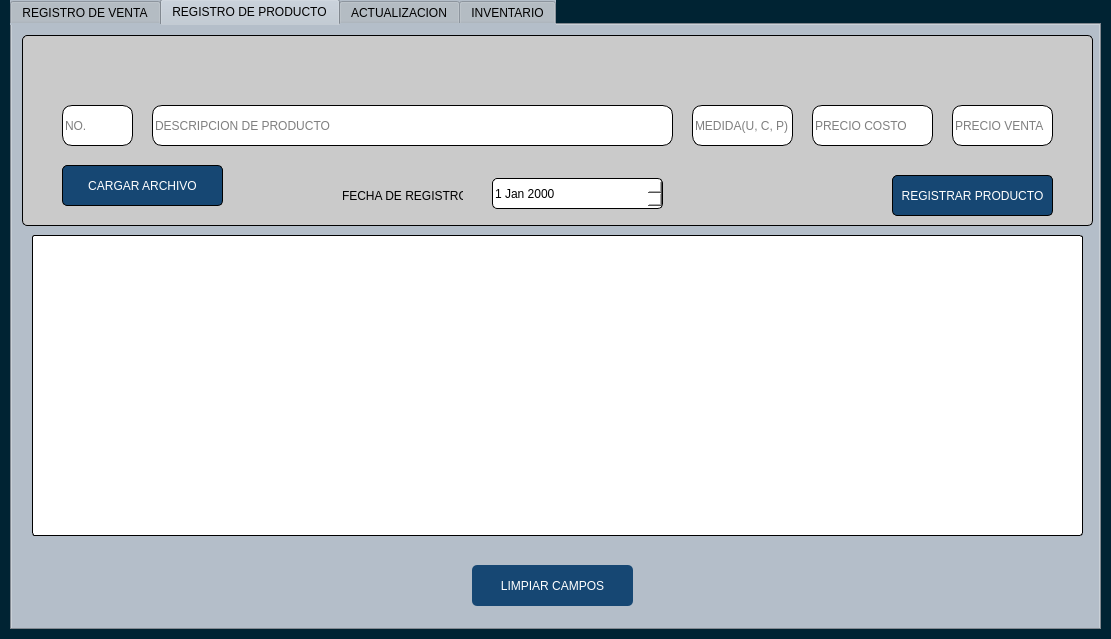
Old version of the form views/inventario.ui in the repository eldaniell01/LibreriaInventario.
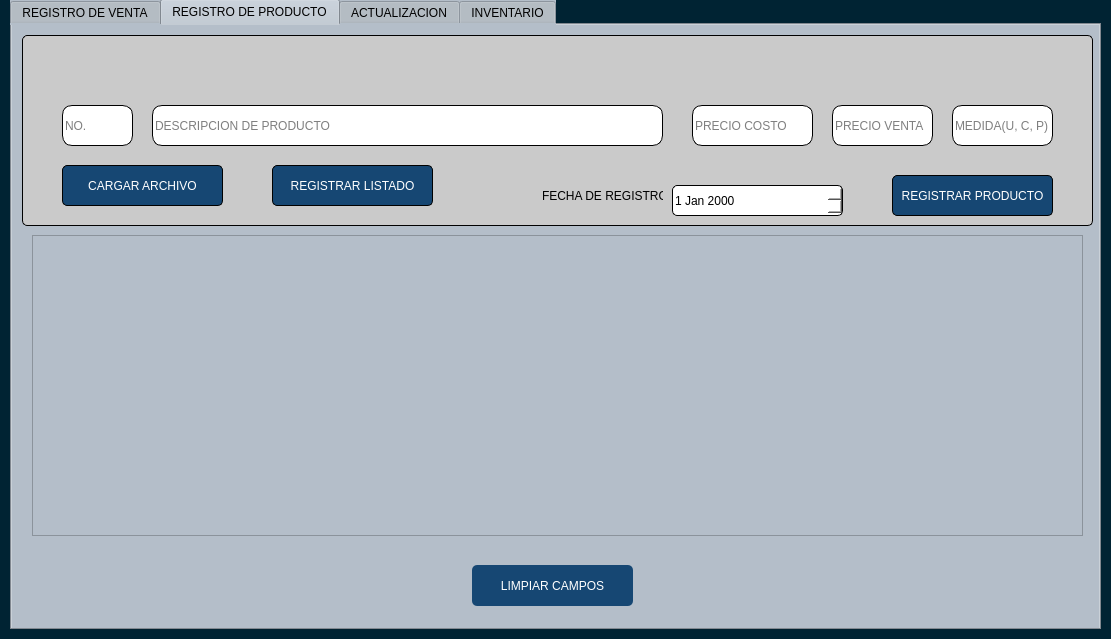
New version of the form. The open tabs and pages were chosen to show the change.

Commit message: base de datos y listado

What changed in the file:
```diff
--- a/views/inventario.ui
+++ b/views/inventario.ui
@@ -270,7 +270,7 @@
        <rect>
         <x>130</x>
         <y>70</y>
-        <width>521</width>
+        <width>511</width>
         <height>41</height>
        </rect>
       </property>
@@ -290,7 +290,7 @@
      <widget class="QLineEdit" name="textCosto">
       <property name="geometry">
        <rect>
-        <x>790</x>
+        <x>670</x>
         <y>70</y>
         <width>121</width>
         <height>41</height>
@@ -312,7 +312,7 @@
      <widget class="QLineEdit" name="textVenta">
       <property name="geometry">
        <rect>
-        <x>930</x>
+        <x>810</x>
         <y>70</y>
         <width>101</width>
         <height>41</height>
@@ -334,7 +334,7 @@
      <widget class="QLineEdit" name="textMedicion">
       <property name="geometry">
        <rect>
-        <x>670</x>
+        <x>930</x>
         <y>70</y>
         <width>101</width>
         <height>41</height>
@@ -356,8 +356,8 @@
      <widget class="QDateEdit" name="dateEdit">
       <property name="geometry">
        <rect>
-        <x>470</x>
-        <y>143</y>
+        <x>650</x>
+        <y>150</y>
         <width>171</width>
         <height>31</height>
        </rect>
@@ -370,7 +370,7 @@
      <widget class="QLabel" name="label">
       <property name="geometry">
        <rect>
-        <x>320</x>
+        <x>520</x>
         <y>150</y>
         <width>121</width>
         <height>21</height>
@@ -446,6 +446,37 @@
        <string>CARGAR ARCHIVO</string>
       </property>
      </widget>
+     <widget class="QPushButton" name="botonRListado">
+      <property name="geometry">
+       <rect>
+        <x>250</x>
+        <y>130</y>
+        <width>161</width>
+        <height>41</height>
+       </rect>
+      </property>
+      <property name="styleSheet">
+       <string notr="true">QPushButton {
+    background-color: #164773; /* Color verde */
+    color: white;
+    border-radius: 5px;
+}
+
+/* Estilo cuando el mouse pasa por encima */
+QPushButton:hover {
+    background-color: #0B2B40; /* Verde más oscuro */
+}
+
+/* Opcional: Estilo cuando se presiona */
+QPushButton:pressed {
+    background-color: #878787;
+}
+</string>
+      </property>
+      <property name="text">
+       <string>REGISTRAR LISTADO</string>
+      </property>
+     </widget>
     </widget>
     <widget class="QTableWidget" name="tablaVenta_2">
      <property name="geometry">
@@ -459,7 +490,15 @@
      <property name="styleSheet">
       <string notr="true">background-color: rgb(255, 255, 255);
 border: 1px solid;
-border-radius: 3px;</string>
+border-radius: 3px;
+
+QTableWidget {
+    gridline-color: black;
+}
+
+QTableWidget::item {
+    border: 1px solid black;
+}</string>
      </property>
      <property name="sizeAdjustPolicy">
       <enum>QAbstractScrollArea::AdjustIgnored</enum>
```
Left out of the diff: 10 changed lines with no effect on the pictures. The commit also changes 4 other files.
